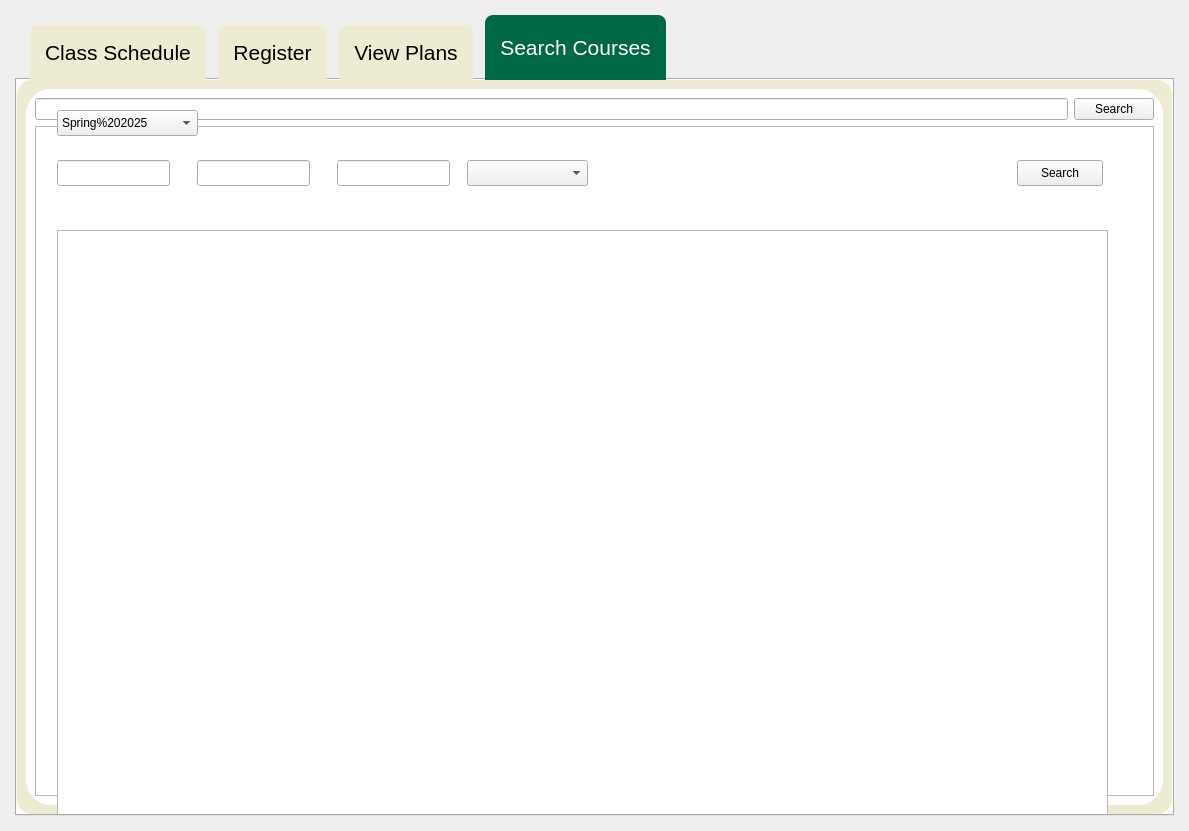
Qt form studentdisplay.ui (RyanLewis155/College-Portal-Project) before a commit.
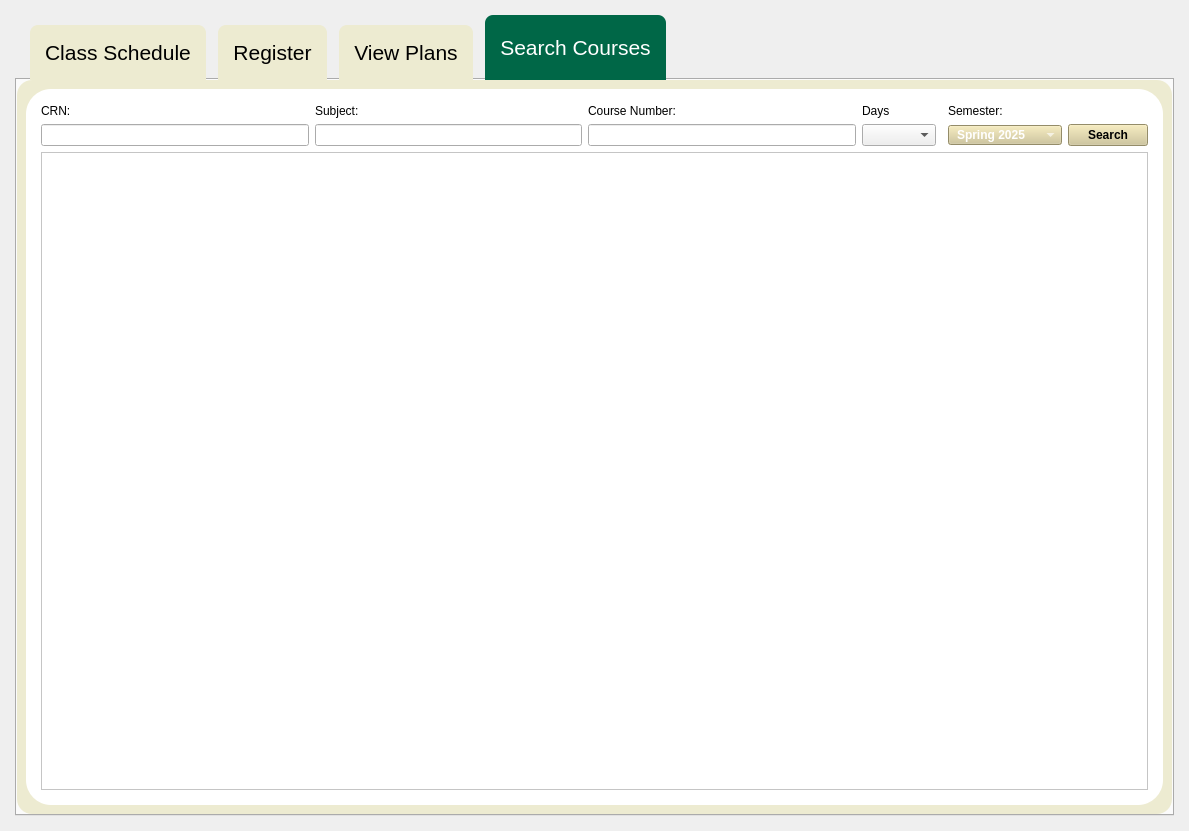
The same form after that commit. The open tabs and pages were chosen to show the change.

What changed in the file:
```diff
--- a/studentdisplay.ui
+++ b/studentdisplay.ui
@@ -1,8 +1,7 @@
 <?xml version="1.0" encoding="UTF-8"?>
 <ui version="4.0">
         <class>StudentDisplay</class>
-        <widget class="QWidget"
-                name="StudentDisplay">
+ <widget class="QWidget" name="StudentDisplay">
                 <property name="geometry">
                         <rect>
                                 <x>0</x>
@@ -12,14 +11,12 @@
                         </rect>
                 </property>
                 <property name="sizePolicy">
-                        <sizepolicy hsizetype="Fixed"
-                                    vsizetype="Fixed">
+   <sizepolicy hsizetype="Fixed" vsizetype="Fixed">
                                 <horstretch>0</horstretch>
                                 <verstretch>0</verstretch>
                         </sizepolicy>
                 </property>
-                <layout class="QGridLayout"
-                        name="gridLayout">
+  <layout class="QGridLayout" name="gridLayout">
                         <property name="sizeConstraint">
                                 <enum>QLayout::SizeConstraint::SetDefaultConstraint</enum>
                         </property>
@@ -38,14 +35,10 @@
                         <property name="spacing">
                                 <number>0</number>
                         </property>
-                        <item row="0"
-                              column="0">
-                                <widget class="QWidget"
-                                        name="CentralWidget"
-                                        native="true">
+   <item row="0" column="0">
+    <widget class="QWidget" name="CentralWidget" native="true">
                                         <property name="sizePolicy">
-                                                <sizepolicy hsizetype="Expanding"
-                                                            vsizetype="Expanding">
+      <sizepolicy hsizetype="Expanding" vsizetype="Expanding">
                                                         <horstretch>0</horstretch>
                                                         <verstretch>0</verstretch>
                                                 </sizepolicy>
@@ -55,8 +48,7 @@
             background-color: #CFC493;
             }</string>
                                         </property>
-                                        <layout class="QGridLayout"
-                                                name="gridLayout_2">
+     <layout class="QGridLayout" name="gridLayout_2">
                                                 <property name="sizeConstraint">
                                                         <enum>QLayout::SizeConstraint::SetDefaultConstraint</enum>
                                                 </property>
@@ -75,13 +67,10 @@
                                                 <property name="spacing">
                                                         <number>0</number>
                                                 </property>
-                                                <item row="0"
-                                                      column="0">
-                                                        <widget class="QTabWidget"
-                                                                name="tabWidget">
+      <item row="0" column="0">
+       <widget class="QTabWidget" name="tabWidget">
                                                                 <property name="sizePolicy">
-                                                                        <sizepolicy hsizetype="Expanding"
-                                                                                    vsizetype="Expanding">
+         <sizepolicy hsizetype="Expanding" vsizetype="Expanding">
                                                                                 <horstretch>0</horstretch>
                                                                                 <verstretch>0</verstretch>
                                                                         </sizepolicy>
@@ -136,13 +125,12 @@
                                                                         <enum>QTabWidget::TabShape::Rounded</enum>
                                                                 </property>
                                                                 <property name="currentIndex">
-                                                                        <number>0</number>
+         <number>3</number>
                                                                 </property>
                                                                 <property name="elideMode">
                                                                         <enum>Qt::TextElideMode::ElideMiddle</enum>
                                                                 </property>
-                                                                <widget class="QWidget"
-                                                                        name="tabWidgetPage_ClassSchedule">
+        <widget class="QWidget" name="tabWidgetPage_ClassSchedule">
                                                                         <property name="styleSheet">
                                                                                 <string notr="true">
                                     QWidget#tabWidgetPage_ClassSchedule {
@@ -154,16 +142,11 @@
                                                                         <attribute name="title">
                                                                                 <string>Class Schedule</string>
                                                                         </attribute>
-                                                                        <layout class="QGridLayout"
-                                                                                name="gridLayout_6">
-                                                                                <item row="0"
-                                                                                      column="0">
-                                                                                        <widget class="QWidget"
-                                                                                                name="widget_ClassSchedule"
-                                                                                                native="true">
+         <layout class="QGridLayout" name="gridLayout_6">
+          <item row="0" column="0">
+           <widget class="QWidget" name="widget_ClassSchedule" native="true">
                                                                                                 <property name="sizePolicy">
-                                                                                                        <sizepolicy hsizetype="Expanding"
-                                                                                                                    vsizetype="Expanding">
+             <sizepolicy hsizetype="Expanding" vsizetype="Expanding">
                                                                                                                 <horstretch>0</horstretch>
                                                                                                                 <verstretch>0</verstretch>
                                                                                                         </sizepolicy>
@@ -176,8 +159,7 @@
                                                 }
                                             </string>
                                                                                                 </property>
-                                                                                                <layout class="QGridLayout"
-                                                                                                        name="gridLayout_3">
+            <layout class="QGridLayout" name="gridLayout_3">
                                                                                                         <property name="sizeConstraint">
                                                                                                                 <enum>QLayout::SizeConstraint::SetMinimumSize</enum>
                                                                                                         </property>
@@ -186,11 +168,9 @@
                                                                                 </item>
                                                                         </layout>
                                                                 </widget>
-                                                                <widget class="QWidget"
-                                                                        name="tabWidgetPage_Register">
+        <widget class="QWidget" name="tabWidgetPage_Register">
                                                                         <property name="sizePolicy">
-                                                                                <sizepolicy hsizetype="Expanding"
-                                                                                            vsizetype="Expanding">
+          <sizepolicy hsizetype="Expanding" vsizetype="Expanding">
                                                                                         <horstretch>0</horstretch>
                                                                                         <verstretch>0</verstretch>
                                                                                 </sizepolicy>
@@ -206,16 +186,11 @@
                                                                         <attribute name="title">
                                                                                 <string>Register</string>
                                                                         </attribute>
-                                                                        <layout class="QGridLayout"
-                                                                                name="gridLayout_7">
-                                                                                <item row="0"
-                                                                                      column="0">
-                                                                                        <widget class="QWidget"
-                                                                                                name="widget_Register"
-                                                                                                native="true">
+         <layout class="QGridLayout" name="gridLayout_7">
+          <item row="0" column="0">
+           <widget class="QWidget" name="widget_Register" native="true">
                                                                                                 <property name="sizePolicy">
-                                                                                                        <sizepolicy hsizetype="Expanding"
-                                                                                                                    vsizetype="Expanding">
+             <sizepolicy hsizetype="Expanding" vsizetype="Expanding">
                                                                                                                 <horstretch>0</horstretch>
                                                                                                                 <verstretch>0</verstretch>
                                                                                                         </sizepolicy>
@@ -226,8 +201,7 @@
                                           border-radius: 25px;
                                           }</string>
                                                                                                 </property>
-                                                                                                <layout class="QGridLayout"
-                                                                                                        name="gridLayout_4">
+            <layout class="QGridLayout" name="gridLayout_4">
                                                                                                         <property name="sizeConstraint">
                                                                                                                 <enum>QLayout::SizeConstraint::SetMinimumSize</enum>
                                                                                                         </property>
@@ -236,8 +210,7 @@
                                                                                 </item>
                                                                         </layout>
                                                                 </widget>
-                                                                <widget class="QWidget"
-                                                                        name="tabWidgetPage_ViewPlans">
+        <widget class="QWidget" name="tabWidgetPage_ViewPlans">
                                                                         <property name="styleSheet">
                                                                                 <string notr="true">
                                     QWidget#tabWidgetPage_ViewPlans {
@@ -249,16 +222,11 @@
                                                                         <attribute name="title">
                                                                                 <string>View Plans</string>
                                                                         </attribute>
-                                                                        <layout class="QGridLayout"
-                                                                                name="gridLayout_8">
-                                                                                <item row="0"
-                                                                                      column="0">
-                                                                                        <widget class="QWidget"
-                                                                                                name="widget_ViewPlans"
-                                                                                                native="true">
+         <layout class="QGridLayout" name="gridLayout_8">
+          <item row="0" column="0">
+           <widget class="QWidget" name="widget_ViewPlans" native="true">
                                                                                                 <property name="sizePolicy">
-                                                                                                        <sizepolicy hsizetype="Expanding"
-                                                                                                                    vsizetype="Expanding">
+             <sizepolicy hsizetype="Expanding" vsizetype="Expanding">
                                                                                                                 <horstretch>0</horstretch>
                                                                                                                 <verstretch>0</verstretch>
                                                                                                         </sizepolicy>
@@ -271,10 +239,7 @@
                                                 }
                                             </string>
                                                                                                 </property>
-                                                                                                <layout class="QGridLayout"
-                                                                                                        name="gridLayout_5"
-                                                                                                        rowstretch="0"
-                                                                                                        columnstretch="0">
+            <layout class="QGridLayout" name="gridLayout_5" rowstretch="0" columnstretch="0">
                                                                                                         <property name="sizeConstraint">
                                                                                                                 <enum>QLayout::SizeConstraint::SetMinimumSize</enum>
                                                                                                         </property>
@@ -298,8 +263,7 @@
                                                                                 </item>
                                                                         </layout>
                                                                 </widget>
-                                                                <widget class="QWidget"
-                                                                        name="tabWidgetPage_SearchCourses">
+        <widget class="QWidget" name="tabWidgetPage_SearchCourses">
                                                                         <property name="layoutDirection">
                                                                                 <enum>Qt::LayoutDirection::LeftToRight</enum>
                                                                         </property>
@@ -314,16 +278,11 @@
                                                                         <attribute name="title">
                                                                                 <string>Search Courses</string>
                                                                         </attribute>
-                                                                        <layout class="QGridLayout"
-                                                                                name="gridLayout_9">
-                                                                                <item row="0"
-                                                                                      column="0">
-                                                                                        <widget class="QWidget"
-                                                                                                name="widget_SearchCourses"
-                                                                                                native="true">
+         <layout class="QGridLayout" name="gridLayout_9">
+          <item row="0" column="0">
+           <widget class="QWidget" name="widget_SearchCourses" native="true">
                                                                                                 <property name="sizePolicy">
-                                                                                                        <sizepolicy hsizetype="Expanding"
-                                                                                                                    vsizetype="Expanding">
+             <sizepolicy hsizetype="Expanding" vsizetype="Expanding">
                                                                                                                 <horstretch>0</horstretch>
                                                                                                                 <verstretch>0</verstretch>
                                                                                                         </sizepolicy>
@@ -336,135 +295,95 @@
                                                 }
                                             </string>
                                                                                                 </property>
-                                                                                                <layout class="QGridLayout"
-                                                                                                        name="gridLayout_search">
-                                                                                                        <item row="0"
-                                                                                                              column="0">
-                                                                                                                <widget class="QLineEdit"
-                                                                                                                        name="lineEdit_CRN"/>
-                                                                                                        </item>
-                                                                                                        <item row="0"
-                                                                                                              column="1">
-                                                                                                                <widget class="QPushButton"
-                                                                                                                        name="pushButton_search">
-                                                                                                                        <property name="text">
-                                                                                                                                <string>Search</string>
-                                                                                                                        </property>
-                                                                                                                </widget>
-                                                                                                        </item>
-                                                                                                        <item row="1"
-                                                                                                              column="0"
-                                                                                                              colspan="2">
-                                                                                                                <widget class="QTableView"
-                                                                                                                        name="tableView_results"/>
-                                                                                                        </item>
-                                                                                                </layout>
-                                                                                        </widget>
-                                                                                </item>
-                                                                        </layout>
-                                                                        <widget class="QTableView"
-                                                                                name="tableView_results">
-                                                                                <property name="geometry">
-                                                                                        <rect>
-                                                                                                <x>40</x>
-                                                                                                <y>150</y>
-                                                                                                <width>1051</width>
-                                                                                                <height>641</height>
-                                                                                        </rect>
-                                                                                </property>
-                                                                        </widget>
-                                                                        <widget class="QLineEdit"
-                                                                                name="lineEdit_CRN">
-                                                                                <property name="geometry">
-                                                                                        <rect>
-                                                                                                <x>40</x>
-                                                                                                <y>80</y>
-                                                                                                <width>113</width>
-                                                                                                <height>26</height>
-                                                                                        </rect>
-                                                                                </property>
-                                                                                <property name="toolTip">
-                                                                                        <string>&lt;html&gt;&lt;head/&gt;&lt;body&gt;&lt;p&gt;CRN&lt;/p&gt;&lt;/body&gt;&lt;/html&gt;</string>
-                                                                                </property>
-                                                                        </widget>
-                                                                        <widget class="QPushButton"
-                                                                                name="pushButton_search">
-                                                                                <property name="geometry">
-                                                                                        <rect>
-                                                                                                <x>1000</x>
-                                                                                                <y>80</y>
-                                                                                                <width>86</width>
-                                                                                                <height>26</height>
-                                                                                        </rect>
+            <layout class="QGridLayout" name="gridLayout_search">
+             <property name="leftMargin">
+              <number>15</number>
+             </property>
+             <property name="topMargin">
+              <number>15</number>
+             </property>
+             <property name="rightMargin">
+              <number>15</number>
+             </property>
+             <property name="bottomMargin">
+              <number>15</number>
+             </property>
+             <item row="0" column="2">
+              <widget class="QLabel" name="label_CourseNumber">
+               <property name="styleSheet">
+                <string notr="true">QLabel#label_CourseNumber {
+	color:black;
+	font: 12pt 'Inter-VariableFont_opsz,wght';
+	background-color: white;
+}</string>
                                                                                 </property>
                                                                                 <property name="text">
-                                                                                        <string>Search</string>
-                                                                                </property>
-                                                                        </widget>
-                                                                        <widget class="QComboBox"
-                                                                                name="comboBox_term">
-                                                                                <property name="geometry">
-                                                                                        <rect>
-                                                                                                <x>40</x>
-                                                                                                <y>30</y>
-                                                                                                <width>141</width>
-                                                                                                <height>26</height>
-                                                                                        </rect>
-                                                                                </property>
+                <string>Course Number:</string>
+               </property>
+              </widget>
+             </item>
+             <item row="3" column="5">
+              <widget class="QComboBox" name="comboBox_term">
+               <property name="styleSheet">
+                <string notr="true">QComboBox#comboBox_term {
+    padding: 1px 18px 1px 8px;
+    min-width: 6em;
+	font: 10pt 'Inter-VariableFont_opsz,wght';
+	font-weight: bold;
+	color: white;
+	background-color: #CFC493;
+	selection-background-color: #006747;
+    selection-color: white;
+}
+
+QComboBox#comboBox_term QComboBox:on { 
+    padding-top: 3px;
+    padding-left: 10px;
+	border-radius: 10px;
+}
+
+QComboBox#comboBox_term QAbstractItemView {
+	selection-background-color: #006747;
+}
+
+</string>
+               </property>
+               <property name="currentText">
+                <string>Spring 2025</string>
+               </property>
                                                                                 <item>
                                                                                         <property name="text">
-                                                                                                <string>Spring%202025</string>
+                 <string>Spring 2025</string>
                                                                                         </property>
                                                                                 </item>
                                                                                 <item>
                                                                                         <property name="text">
-                                                                                                <string>Fall%202025</string>
+                 <string>Fall 2025</string>
                                                                                         </property>
                                                                                 </item>
                                                                                 <item>
                                                                                         <property name="text">
-                                                                                                <string>Spring%202026</string>
+                 <string>Spring 2026</string>
                                                                                         </property>
                                                                                 </item>
                                                                         </widget>
-                                                                        <widget class="QLineEdit"
-                                                                                name="lineEdit_subject">
-                                                                                <property name="geometry">
-                                                                                        <rect>
-                                                                                                <x>180</x>
-                                                                                                <y>80</y>
-                                                                                                <width>113</width>
-                                                                                                <height>26</height>
-                                                                                        </rect>
-                                                                                </property>
-                                                                                <property name="toolTip">
-                                                                                        <string>&lt;html&gt;&lt;head/&gt;&lt;body&gt;&lt;p&gt;Subject&lt;/p&gt;&lt;/body&gt;&lt;/html&gt;</string>
-                                                                                </property>
-                                                                        </widget>
-                                                                        <widget class="QLineEdit"
-                                                                                name="lineEdit_courseNum">
-                                                                                <property name="geometry">
-                                                                                        <rect>
-                                                                                                <x>320</x>
-                                                                                                <y>80</y>
-                                                                                                <width>113</width>
-                                                                                                <height>26</height>
-                                                                                        </rect>
-                                                                                </property>
-                                                                                <property name="toolTip">
-                                                                                        <string>&lt;html&gt;&lt;head/&gt;&lt;body&gt;&lt;p&gt;Course Number&lt;/p&gt;&lt;/body&gt;&lt;/html&gt;</string>
-                                                                                </property>
-                                                                        </widget>
-                                                                        <widget class="QComboBox"
-                                                                                name="comboBox_days">
-                                                                                <property name="geometry">
-                                                                                        <rect>
-                                                                                                <x>450</x>
-                                                                                                <y>80</y>
-                                                                                                <width>121</width>
-                                                                                                <height>26</height>
-                                                                                        </rect>
-                                                                                </property>
+             </item>
+             <item row="0" column="5">
+              <widget class="QLabel" name="label_Semester">
+               <property name="styleSheet">
+                <string notr="true">QLabel#label_Semester {
+	color:black;
+	font: 12pt 'Inter-VariableFont_opsz,wght';
+	background-color: white;
+}</string>
+               </property>
+               <property name="text">
+                <string>Semester:</string>
+               </property>
+              </widget>
+             </item>
+             <item row="3" column="3">
+              <widget class="QComboBox" name="comboBox_days">
                                                                                 <item>
                                                                                         <property name="text">
                                                                                                 <string/>
@@ -516,6 +435,104 @@
                                                                                         </property>
                                                                                 </item>
                                                                         </widget>
+             </item>
+             <item row="3" column="1">
+              <widget class="QLineEdit" name="lineEdit_subject">
+               <property name="toolTip">
+                <string>&lt;html&gt;&lt;head/&gt;&lt;body&gt;&lt;p&gt;Subject&lt;/p&gt;&lt;/body&gt;&lt;/html&gt;</string>
+               </property>
+              </widget>
+             </item>
+             <item row="3" column="2">
+              <widget class="QLineEdit" name="lineEdit_courseNum">
+               <property name="toolTip">
+                <string>&lt;html&gt;&lt;head/&gt;&lt;body&gt;&lt;p&gt;Course Number&lt;/p&gt;&lt;/body&gt;&lt;/html&gt;</string>
+               </property>
+              </widget>
+             </item>
+             <item row="0" column="1">
+              <widget class="QLabel" name="label_Subject">
+               <property name="styleSheet">
+                <string notr="true">QLabel#label_Subject {
+	color: black;
+	font: 12pt 'Inter-VariableFont_opsz,wght';
+	background-color: white;
+
+}</string>
+               </property>
+               <property name="text">
+                <string>Subject:</string>
+               </property>
+              </widget>
+             </item>
+             <item row="3" column="6">
+              <widget class="QPushButton" name="pushButton_search">
+               <property name="styleSheet">
+                <string notr="true">QPushButton#pushButton_search {
+	font: 10pt 'Inter-VariableFont_opsz,wght';
+	font-weight: bold;
+	background-color: #CFC493;
+}</string>
+               </property>
+               <property name="text">
+                <string>Search</string>
+               </property>
+              </widget>
+             </item>
+             <item row="0" column="3">
+              <widget class="QLabel" name="label_Days">
+               <property name="styleSheet">
+                <string notr="true">QLabel#label_Days {
+	color:black;
+	font: 12pt 'Inter-VariableFont_opsz,wght';
+	background-color: white;
+}
+</string>
+               </property>
+               <property name="text">
+                <string>Days</string>
+               </property>
+              </widget>
+             </item>
+             <item row="3" column="0">
+              <widget class="QLineEdit" name="lineEdit_CRN">
+               <property name="toolTip">
+                <string>&lt;html&gt;&lt;head/&gt;&lt;body&gt;&lt;p&gt;CRN&lt;/p&gt;&lt;/body&gt;&lt;/html&gt;</string>
+               </property>
+              </widget>
+             </item>
+             <item row="5" column="0" colspan="7">
+              <widget class="QTableView" name="tableView_results">
+               <property name="styleSheet">
+                <string notr="true">QTableView#tableView_results {
+	background-color: white;
+	color: black;
+	font: 12pt 'Inter-VariableFont_opsz,wght';
+}</string>
+               </property>
+               <property name="frameShadow">
+                <enum>QFrame::Shadow::Raised</enum>
+               </property>
+              </widget>
+             </item>
+             <item row="0" column="0">
+              <widget class="QLabel" name="label_CRN">
+               <property name="styleSheet">
+                <string notr="true">QLabel#label_CRN {
+	color: black;
+	font: 12pt 'Inter-VariableFont_opsz,wght';
+	background-color: white;
+}</string>
+               </property>
+               <property name="text">
+                <string>CRN:</string>
+               </property>
+              </widget>
+             </item>
+            </layout>
+           </widget>
+          </item>
+         </layout>
                                                                 </widget>
                                                         </widget>
                                                 </item>
```
Lines whose indentation alone changed are shown as unchanged.
